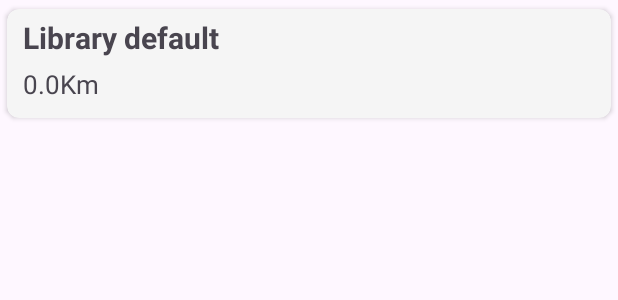
After one commit to martimfasantos/LibrarIST, an Android app: the layout book_info_available_lib.xml on its own in the app's theme, with its tools: preview values and no code run, on a phone screen of 412 x 824 dp. The commit adds this screen. Shown: the top 300 px of the screen. Run offline under Robolectric (Android 15) with nearby library versions, the phone set to English and light mode, and no system bars.

Commit message:
Added libraries where the book is available to the book info activity

```diff
--- a/app/src/main/AndroidManifest.xml
+++ b/app/src/main/AndroidManifest.xml
@@ -16,6 +16,7 @@
         tools:ignore="ScopedStorage" />
     <uses-permission android:name="android.permission.READ_MEDIA_IMAGES"/>
     <uses-permission android:name="android.permission.CAMERA"/>
+    <uses-permission android:name="android.permission.INTERNET" />
 
     <application
         android:allowBackup="true"
--- /dev/null
+++ b/app/src/main/res/layout/book_info_available_lib.xml
@@ -0,0 +1,37 @@
+<?xml version="1.0" encoding="utf-8"?>
+<androidx.cardview.widget.CardView xmlns:android="http://schemas.android.com/apk/res/android"
+    android:layout_width="match_parent"
+    android:layout_height="wrap_content"
+    xmlns:app="http://schemas.android.com/apk/res-auto"
+    android:orientation="vertical"
+    app:cardBackgroundColor="@color/almost_white"
+    app:cardCornerRadius="8dp"
+    app:cardElevation="2dp"
+    app:cardUseCompatPadding="true">
+
+    <LinearLayout
+        android:layout_width="wrap_content"
+        android:layout_height="wrap_content"
+        android:orientation="vertical"
+        android:layout_margin="5dp">
+
+        <TextView
+            android:id="@+id/book_available_library_name"
+            android:layout_width="280dp"
+            android:layout_height="wrap_content"
+            android:textSize="20sp"
+            android:text="@string/default_library_name"
+            android:textStyle="bold"
+            android:layout_marginStart="5dp" />
+
+        <TextView
+            android:id="@+id/book_available_library_distance"
+            android:layout_width="280dp"
+            android:layout_height="wrap_content"
+            android:textSize="17sp"
+            android:text="@string/default_library_distance"
+            android:layout_margin="5dp"/>
+
+    </LinearLayout>
+
+</androidx.cardview.widget.CardView>
--- a/app/src/main/res/values/strings.xml
+++ b/app/src/main/res/values/strings.xml
@@ -24,4 +24,7 @@
     <string name="notify_when_available">Notify when available</string>
     <string name="camera">camera</string>
     <string name="book_title">Book title</string>
+    <string name="book_available_in_following_libraries">Available in the following libraries:</string>
+    <string name="default_library_name">Library default</string>
+    <string name="default_library_distance">0.0Km</string>
 </resources>
```
Also changed, not shown: app/src/main/java/pt/ulisboa/tecnico/cmov/librarist/BookInfoActivity.java (+46 -4 lines), app/src/main/java/pt/ulisboa/tecnico/cmov/librarist/BookMenuActivity.java (+3 -5 lines), app/src/main/java/pt/ulisboa/tecnico/cmov/librarist/models/Library.java (added, +14 -0 lines), app/src/main/res/layout/activity_book_info.xml (+27 -1 lines).
